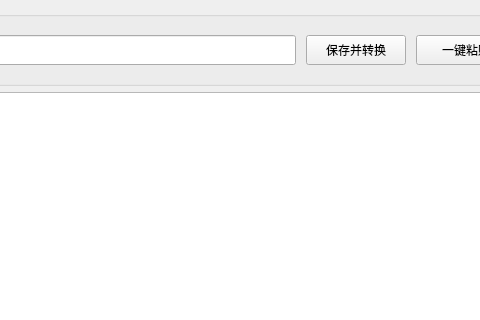
This is auto/auto/AutoMainWnd.ui in sc-bai/auto as Qt 5 draws it before an edit; both pictures show x 250 to 730 and y 0 to 320 of the 1000 by 800 pixel window. The edited form follows.
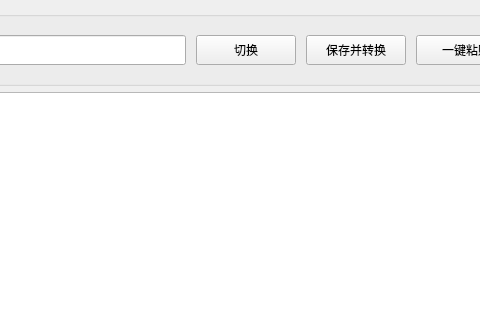
This is the edited form.

Commit message: feat : 新增自动打开auto2.0.ini &&  新增切换切换不同的配置中的ini文件  && 解决读取中文异常问题

Diff of the .ui file:
```diff
--- a/auto/auto/AutoMainWnd.ui
+++ b/auto/auto/AutoMainWnd.ui
@@ -59,6 +59,19 @@
          </property>
         </widget>
        </item>
+       <item>
+        <widget class="QPushButton" name="btn_change">
+         <property name="minimumSize">
+          <size>
+           <width>100</width>
+           <height>30</height>
+          </size>
+         </property>
+         <property name="text">
+          <string>切换</string>
+         </property>
+        </widget>
+       </item>
        <item>
         <widget class="QPushButton" name="btn_save">
          <property name="minimumSize">
```
The commit also changes 3 other files.
